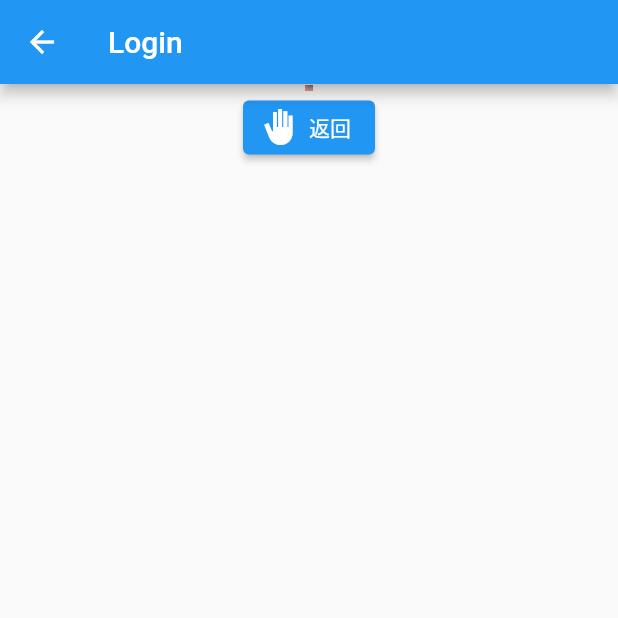
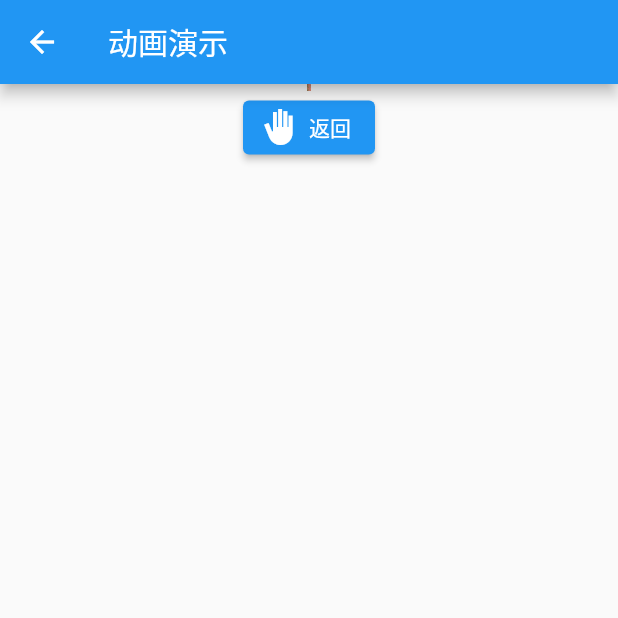
Before and after one commit to SeventyThr/05_myApp, a Flutter app: the MyAnimation screen opened directly, on a phone screen of 412 x 824 dp, the top half of it. Run offline on Flutter 3.47's test engine with Material 2 defaults, Android fonts, the phone set to English and light mode, and no system bars.

Commit message:
Update my_animation.dart

```diff
--- a/lib/page/my_animation.dart
+++ b/lib/page/my_animation.dart
@@ -50,13 +50,13 @@ class _ScaleAnimationRouteState extends State<MyAnimation>
   Widget build(BuildContext context) {
     return Scaffold(
       appBar: AppBar(
-        title: const Text("Login"),
+        title: const Text("动画演示"),
       ),
       body: Center(
           child: Column(
         children: <Widget>[
           Image.asset(
-            "images/yue.jpg",
+            "images/hua.jpg",
             width: animation.value,
             height: animation.value,
           ),
```
